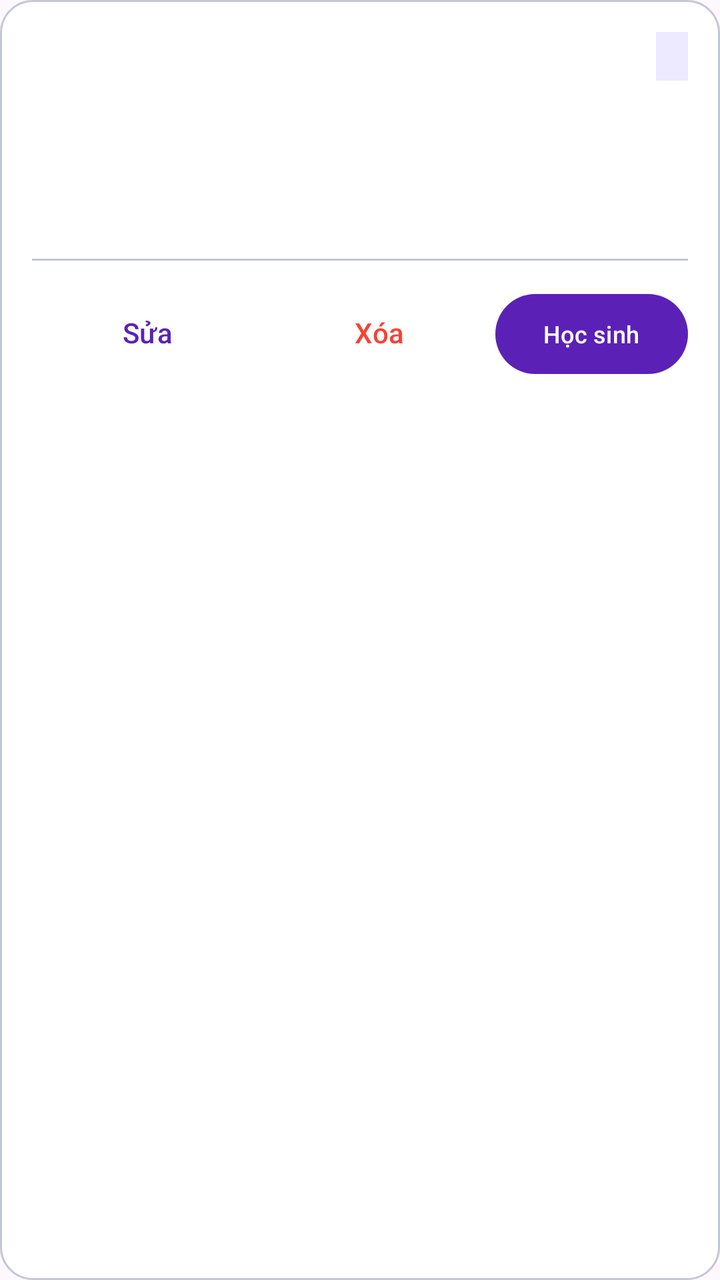
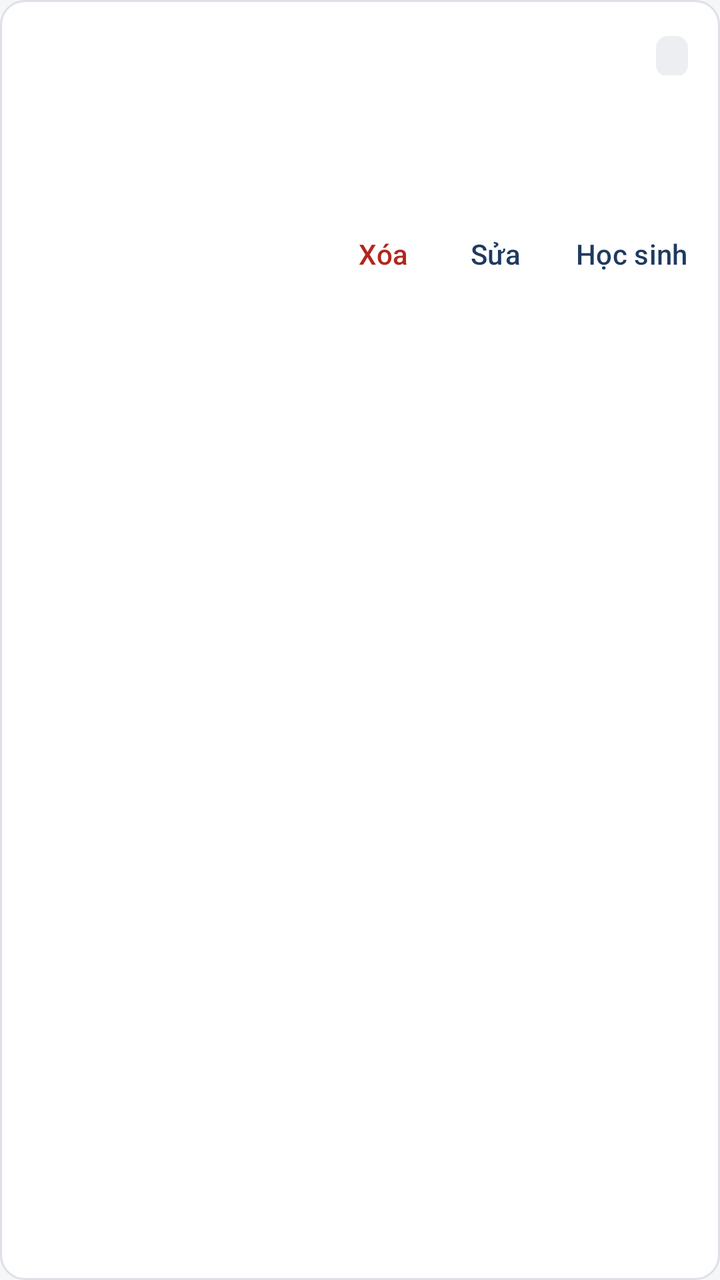

Screens rendered from an Android XML layout before and after an edit, with the pre-edit source and the edit as a unified diff.
<!-- AndroidManifest.xml: application theme Theme.Kstudy -->
<!-- res/layout/item_class.xml -->
<?xml version="1.0" encoding="utf-8"?>
<LinearLayout xmlns:android="http://schemas.android.com/apk/res/android"
    android:layout_width="match_parent"
    android:layout_height="wrap_content"
    android:layout_marginHorizontal="16dp"
    android:layout_marginVertical="8dp"
    android:background="@drawable/bg_card"
    android:orientation="vertical"
    android:padding="16dp">

    <LinearLayout
        android:layout_width="match_parent"
        android:layout_height="wrap_content"
        android:orientation="horizontal">

        <LinearLayout
            android:layout_width="0dp"
            android:layout_height="wrap_content"
            android:layout_weight="1"
            android:orientation="vertical">

            <TextView
                android:id="@+id/tvClassName"
                android:layout_width="wrap_content"
                android:layout_height="wrap_content"
                android:textColor="@color/black"
                android:textSize="18sp"
                android:textStyle="bold" />

            <TextView
                android:id="@+id/tvClassSubject"
                android:layout_width="wrap_content"
                android:layout_height="wrap_content"
                android:layout_marginTop="4dp"
                android:textColor="@color/primary"
                android:textSize="14sp"
                android:textStyle="bold" />
        </LinearLayout>

        <TextView
            android:id="@+id/tvStudentCount"
            android:layout_width="wrap_content"
            android:layout_height="wrap_content"
            android:background="@color/primary_container"
            android:paddingHorizontal="8dp"
            android:paddingVertical="4dp"
            android:textColor="@color/on_primary_container"
            android:textSize="12sp"
            android:textStyle="bold" />
    </LinearLayout>

    <TextView
        android:id="@+id/tvClassRoom"
        android:layout_width="match_parent"
        android:layout_height="wrap_content"
        android:layout_marginTop="12dp"
        android:textColor="@color/text_secondary"
        android:textSize="14sp" />

    <TextView
        android:id="@+id/tvClassSchedule"
        android:layout_width="match_parent"
        android:layout_height="wrap_content"
        android:layout_marginTop="4dp"
        android:textColor="@color/text_secondary"
        android:textSize="14sp" />

    <View
        android:layout_width="match_parent"
        android:layout_height="1dp"
        android:layout_marginVertical="12dp"
        android:background="@color/outline_variant" />

    <LinearLayout
        android:layout_width="match_parent"
        android:layout_height="wrap_content"
        android:orientation="horizontal">

        <Button
            android:id="@+id/btnEditClass"
            style="@style/Widget.Material3.Button.TextButton"
            android:layout_width="0dp"
            android:layout_height="wrap_content"
            android:layout_weight="1"
            android:text="Sửa"
            android:textColor="@color/primary" />

        <Button
            android:id="@+id/btnDeleteClass"
            style="@style/Widget.Material3.Button.TextButton"
            android:layout_width="0dp"
            android:layout_height="wrap_content"
            android:layout_weight="1"
            android:text="Xóa"
            android:textColor="@color/absent" />

        <Button
            android:id="@+id/btnManageRoster"
            style="@style/Widget.Material3.Button"
            android:layout_width="wrap_content"
            android:layout_height="wrap_content"
            android:text="Học sinh"
            android:textColor="@color/white"
            android:textSize="12sp" />
    </LinearLayout>
</LinearLayout>
<!-- resources referenced by this layout -->
<resources>
  <color name="absent">#F44336</color>
  <color name="black">#FF000000</color>
  <color name="on_primary_container">#2E1065</color>
  <color name="outline_variant">#C3C6D6</color>
  <color name="primary">#5B21B6</color>
  <color name="primary_container">#EDE9FE</color>
  <color name="text_secondary">#434654</color>
  <color name="white">#FFFFFFFF</color>
  <!-- drawable bg_card (drawable) -->
  <?xml version="1.0" encoding="utf-8"?>
  <shape xmlns:android="http://schemas.android.com/apk/res/android"
      android:shape="rectangle">
      <solid android:color="@color/surface" />
      <corners android:radius="16dp" />
      <stroke
          android:width="1dp"
          android:color="@color/outline_variant" />
  </shape>
  <style name="Base.Theme.Kstudy" parent="Theme.Material3.Light.NoActionBar">
          
          <item name="colorPrimary">@color/primary</item>
          <item name="colorOnPrimary">@color/white</item>
      </style>
  <!-- unchanged entries left out for length: 2 -->
</resources>

<!-- the commit's change to res/layout/item_class.xml (unified diff, before → after) -->
@@ -1,106 +1,72 @@
 <?xml version="1.0" encoding="utf-8"?>
 <LinearLayout xmlns:android="http://schemas.android.com/apk/res/android"
+    style="@style/Widget.Kstudy.Card"
     android:layout_width="match_parent"
     android:layout_height="wrap_content"
-    android:layout_marginHorizontal="16dp"
-    android:layout_marginVertical="8dp"
-    android:background="@drawable/bg_card"
-    android:orientation="vertical"
-    android:padding="16dp">
+    android:layout_marginBottom="8dp"
+    android:orientation="vertical">
 
     <LinearLayout
         android:layout_width="match_parent"
         android:layout_height="wrap_content"
         android:orientation="horizontal">
 
-        <LinearLayout
+        <TextView
+            android:id="@+id/tvClassName"
             android:layout_width="0dp"
             android:layout_height="wrap_content"
             android:layout_weight="1"
-            android:orientation="vertical">
-
-            <TextView
-                android:id="@+id/tvClassName"
-                android:layout_width="wrap_content"
-                android:layout_height="wrap_content"
-                android:textColor="@color/black"
-                android:textSize="18sp"
-                android:textStyle="bold" />
-
-            <TextView
-                android:id="@+id/tvClassSubject"
-                android:layout_width="wrap_content"
-                android:layout_height="wrap_content"
-                android:layout_marginTop="4dp"
-                android:textColor="@color/primary"
-                android:textSize="14sp"
-                android:textStyle="bold" />
-        </LinearLayout>
+            android:textAppearance="@style/TextAppearance.Kstudy.ItemTitle" />
 
         <TextView
             android:id="@+id/tvStudentCount"
-            android:layout_width="wrap_content"
-            android:layout_height="wrap_content"
-            android:background="@color/primary_container"
-            android:paddingHorizontal="8dp"
-            android:paddingVertical="4dp"
-            android:textColor="@color/on_primary_container"
-            android:textSize="12sp"
-            android:textStyle="bold" />
+            style="@style/Widget.Kstudy.StatusTag"
+            android:layout_marginStart="8dp"
+            android:textColor="?attr/colorOnSurfaceVariant" />
     </LinearLayout>
+
+    <TextView
+        android:id="@+id/tvClassSubject"
+        android:layout_width="wrap_content"
+        android:layout_height="wrap_content"
+        android:layout_marginTop="2dp"
+        android:textAppearance="@style/TextAppearance.Kstudy.Body.Secondary" />
 
     <TextView
         android:id="@+id/tvClassRoom"
         android:layout_width="match_parent"
         android:layout_height="wrap_content"
-        android:layout_marginTop="12dp"
-        android:textColor="@color/text_secondary"
-        android:textSize="14sp" />
+        android:layout_marginTop="8dp"
+        android:textAppearance="@style/TextAppearance.Kstudy.Body.Secondary" />
 
     <TextView
         android:id="@+id/tvClassSchedule"
         android:layout_width="match_parent"
         android:layout_height="wrap_content"
-        android:layout_marginTop="4dp"
-        android:textColor="@color/text_secondary"
-        android:textSize="14sp" />
+        android:layout_marginTop="2dp"
+        android:textAppearance="@style/TextAppearance.Kstudy.Body.Secondary" />
 
-    <View
-        android:layout_width="match_parent"
-        android:layout_height="1dp"
-        android:layout_marginVertical="12dp"
-        android:background="@color/outline_variant" />
+    <LinearLayout style="@style/Widget.Kstudy.CardActions">
 
-    <LinearLayout
-        android:layout_width="match_parent"
-        android:layout_height="wrap_content"
-        android:orientation="horizontal">
+        <Button
+            android:id="@+id/btnDeleteClass"
+            style="@style/Widget.Kstudy.Button.Text.Danger"
+            android:layout_width="wrap_content"
+            android:layout_height="wrap_content"
+            android:text="Xóa" />
 
         <Button
             android:id="@+id/btnEditClass"
-            style="@style/Widget.Material3.Button.TextButton"
-            android:layout_width="0dp"
+            style="@style/Widget.Kstudy.Button.Text"
+            android:layout_width="wrap_content"
             android:layout_height="wrap_content"
-            android:layout_weight="1"
-            android:text="Sửa"
-            android:textColor="@color/primary" />
-
-        <Button
-            android:id="@+id/btnDeleteClass"
-            style="@style/Widget.Material3.Button.TextButton"
-            android:layout_width="0dp"
-            android:layout_height="wrap_content"
-            android:layout_weight="1"
-            android:text="Xóa"
-            android:textColor="@color/absent" />
+            android:text="Sửa" />
 
         <Button
             android:id="@+id/btnManageRoster"
-            style="@style/Widget.Material3.Button"
+            style="@style/Widget.Kstudy.Button.Text"
             android:layout_width="wrap_content"
             android:layout_height="wrap_content"
-            android:text="Học sinh"
-            android:textColor="@color/white"
-            android:textSize="12sp" />
+            android:text="Học sinh" />
     </LinearLayout>
 </LinearLayout>
<!-- resource entries referenced after the edit -->
@@ -1,28 +1,169 @@
 <!-- resources referenced by this layout -->
 <resources>
-  <color name="absent">#F44336</color>
-  <color name="black">#FF000000</color>
-  <color name="on_primary_container">#2E1065</color>
-  <color name="outline_variant">#C3C6D6</color>
-  <color name="primary">#5B21B6</color>
-  <color name="primary_container">#EDE9FE</color>
-  <color name="text_secondary">#434654</color>
-  <color name="white">#FFFFFFFF</color>
+  <style name="TextAppearance.Kstudy.Body.Secondary">
+          <item name="android:textColor">?attr/colorOnSurfaceVariant</item>
+      </style>
+  <style name="TextAppearance.Kstudy.ItemTitle" parent="TextAppearance.Material3.TitleMedium">
+          <item name="android:textColor">?attr/colorOnSurface</item>
+      </style>
+  <style name="Widget.Kstudy.Button.Text" parent="Widget.Material3.Button.TextButton">
+          <item name="shapeAppearanceOverlay">@style/ShapeAppearanceOverlay.Kstudy.Control</item>
+          <item name="android:minWidth">56dp</item>
+      </style>
+  <style name="Widget.Kstudy.Button.Text.Danger">
+          <item name="android:textColor">@color/danger_text</item>
+          <item name="rippleColor">@color/error_container</item>
+      </style>
+  <style name="Widget.Kstudy.Card" parent="">
+          <item name="android:background">@drawable/bg_card</item>
+          <item name="android:padding">16dp</item>
+          
+          <item name="android:clipToPadding">false</item>
+      </style>
+  <style name="Widget.Kstudy.CardActions" parent="">
+          <item name="android:layout_width">match_parent</item>
+          <item name="android:layout_height">wrap_content</item>
+          <item name="android:orientation">horizontal</item>
+          <item name="android:gravity">end</item>
+          <item name="android:layout_marginTop">-4dp</item>
+          <item name="android:layout_marginBottom">-12dp</item>
+          <item name="android:layout_marginEnd">-12dp</item>
+      </style>
+  <style name="Widget.Kstudy.StatusTag" parent="">
+          <item name="android:layout_width">wrap_content</item>
+          <item name="android:layout_height">wrap_content</item>
+          <item name="android:background">@drawable/bg_chip_status</item>
+          <item name="android:paddingStart">8dp</item>
+          <item name="android:paddingEnd">8dp</item>
+          <item name="android:paddingTop">2dp</item>
+          <item name="android:paddingBottom">2dp</item>
+          <item name="android:textAppearance">@style/TextAppearance.Kstudy.Label</item>
+      </style>
+  <style name="ShapeAppearanceOverlay.Kstudy.Control" parent="">
+          <item name="cornerFamily">rounded</item>
+          <item name="cornerSize">@dimen/radius_control</item>
+      </style>
+  <color name="error_container">#FBEAE8</color>
+  <color name="on_primary_container">#14263F</color>
+  <color name="primary_inverse">#A9C1E3</color>
+  <color name="secondary">#56606E</color>
+  <color name="secondary_container">#E7EAEF</color>
+  <color name="on_secondary_container">#1C2430</color>
+  <color name="background">#F5F6F8</color>
+  <color name="on_surface">#1B1D21</color>
+  <color name="outline_variant">#DDE0E6</color>
+  <color name="surface_container">#ECEEF2</color>
+  <dimen name="radius_tag">6dp</dimen>
+  <color name="primary">#1F3A5F</color>
+  <color name="on_primary">#FFFFFF</color>
+  <color name="primary_container">#E2E9F3</color>
+  <color name="text_secondary">#555B66</color>
+  <color name="surface_inverse">#2F3237</color>
+  <color name="on_surface_inverse">#F1F2F4</color>
+  <color name="surface_dim">#DCDEE3</color>
+  <color name="surface_container_low">#F5F6F8</color>
+  <color name="surface_container_high">#E4E7EC</color>
+  <color name="outline">#7A808C</color>
+  <color name="error">#B3261E</color>
+  <color name="on_error_container">#5F1410</color>
+  <style name="Widget.Kstudy.Button" parent="Widget.Material3.Button">
+          <item name="shapeAppearanceOverlay">@style/ShapeAppearanceOverlay.Kstudy.Control</item>
+      </style>
+  <style name="Widget.Kstudy.Button.Outlined" parent="Widget.Material3.Button.OutlinedButton">
+          <item name="shapeAppearanceOverlay">@style/ShapeAppearanceOverlay.Kstudy.Control</item>
+      </style>
+  <style name="ThemeOverlay.Kstudy.MaterialAlertDialog" parent="ThemeOverlay.Material3.MaterialAlertDialog">
+          <item name="alertDialogStyle">@style/MaterialAlertDialog.Kstudy</item>
+          <item name="buttonBarPositiveButtonStyle">@style/Widget.Kstudy.Button.Text.Dialog</item>
+          <item name="buttonBarNegativeButtonStyle">@style/Widget.Kstudy.Button.Text.Dialog</item>
+          <item name="buttonBarNeutralButtonStyle">@style/Widget.Kstudy.Button.Text.Dialog.Flush</item>
+      </style>
+  <style name="MaterialAlertDialog.Kstudy" parent="MaterialAlertDialog.Material3">
+          <item name="backgroundTint">?attr/colorSurface</item>
+      </style>
+  <style name="Widget.Kstudy.Button.Text.Dialog" parent="Widget.Material3.Button.TextButton.Dialog">
+          <item name="shapeAppearanceOverlay">@style/ShapeAppearanceOverlay.Kstudy.Control</item>
+      </style>
+  <style name="Widget.Kstudy.Button.Text.Dialog.Flush">
+          <item name="android:layout_marginStart">0dp</item>
+          <item name="android:layout_marginLeft">0dp</item>
+      </style>
   <!-- drawable bg_card (drawable) -->
   <?xml version="1.0" encoding="utf-8"?>
   <shape xmlns:android="http://schemas.android.com/apk/res/android"
       android:shape="rectangle">
       <solid android:color="@color/surface" />
-      <corners android:radius="16dp" />
+      <corners android:radius="@dimen/radius_container" />
       <stroke
           android:width="1dp"
           android:color="@color/outline_variant" />
   </shape>
+  <!-- drawable bg_chip_status (drawable) -->
+  <?xml version="1.0" encoding="utf-8"?>
+  <shape xmlns:android="http://schemas.android.com/apk/res/android"
+      android:shape="rectangle">
+      <solid android:color="@color/surface_container" />
+      <corners android:radius="@dimen/radius_tag" />
+  </shape>
+  <style name="TextAppearance.Kstudy.Label" parent="TextAppearance.Material3.LabelMedium">
+          <item name="android:textColor">?attr/colorOnSurface</item>
+      </style>
   <style name="Base.Theme.Kstudy" parent="Theme.Material3.Light.NoActionBar">
           
           <item name="colorPrimary">@color/primary</item>
-          <item name="colorOnPrimary">@color/white</item>
+          <item name="colorOnPrimary">@color/on_primary</item>
+          <item name="colorPrimaryContainer">@color/primary_container</item>
+          <item name="colorOnPrimaryContainer">@color/on_primary_container</item>
+          <item name="colorPrimaryInverse">@color/primary_inverse</item>
+          <item name="colorSecondary">@color/secondary</item>
+          <item name="colorOnSecondary">@color/on_primary</item>
+          <item name="colorSecondaryContainer">@color/secondary_container</item>
+          <item name="colorOnSecondaryContainer">@color/on_secondary_container</item>
+          <item name="colorTertiary">@color/secondary</item>
+          <item name="colorOnTertiary">@color/on_primary</item>
+          <item name="colorTertiaryContainer">@color/secondary_container</item>
+          <item name="colorOnTertiaryContainer">@color/on_secondary_container</item>
+          <item name="android:colorBackground">@color/background</item>
+          <item name="colorOnBackground">@color/on_surface</item>
+          <item name="colorSurface">@color/surface</item>
+          <item name="colorOnSurface">@color/on_surface</item>
+          <item name="colorSurfaceVariant">@color/surface_container</item>
+          <item name="colorOnSurfaceVariant">@color/text_secondary</item>
+          <item name="colorSurfaceInverse">@color/surface_inverse</item>
+          <item name="colorOnSurfaceInverse">@color/on_surface_inverse</item>
+          <item name="colorSurfaceBright">@color/surface</item>
+          <item name="colorSurfaceDim">@color/surface_dim</item>
+          <item name="colorSurfaceContainerLowest">@color/surface</item>
+          <item name="colorSurfaceContainerLow">@color/surface_container_low</item>
+          <item name="colorSurfaceContainer">@color/surface_container</item>
+          <item name="colorSurfaceContainerHigh">@color/surface_container_high</item>
+          <item name="colorSurfaceContainerHighest">@color/surface_container_high</item>
+          <item name="colorOutline">@color/outline</item>
+          <item name="colorOutlineVariant">@color/outline_variant</item>
+          <item name="colorError">@color/error</item>
+          <item name="colorOnError">@color/on_primary</item>
+          <item name="colorErrorContainer">@color/error_container</item>
+          <item name="colorOnErrorContainer">@color/on_error_container</item>
+  
+          
+          <item name="elevationOverlayEnabled">false</item>
+  
+          
+          <item name="shapeCornerSizeExtraSmall">@dimen/radius_control</item>
+          <item name="shapeCornerSizeSmall">@dimen/radius_control</item>
+          <item name="shapeCornerSizeMedium">@dimen/radius_container</item>
+          <item name="shapeCornerSizeLarge">@dimen/radius_container</item>
+          <item name="shapeCornerSizeLargeIncreased">@dimen/radius_container</item>
+          <item name="shapeCornerSizeExtraLarge">@dimen/radius_container</item>
+          <item name="shapeCornerSizeExtraLargeIncreased">@dimen/radius_container</item>
+  
+          <item name="materialButtonStyle">@style/Widget.Kstudy.Button</item>
+          <item name="materialButtonOutlinedStyle">@style/Widget.Kstudy.Button.Outlined</item>
+          <item name="borderlessButtonStyle">@style/Widget.Kstudy.Button.Text</item>
+          <item name="materialAlertDialogTheme">@style/ThemeOverlay.Kstudy.MaterialAlertDialog</item>
       </style>
+  <dimen name="radius_control">8dp</dimen>
+  <dimen name="radius_container">12dp</dimen>
   <!-- unchanged entries left out for length: 2 -->
 </resources>
 
